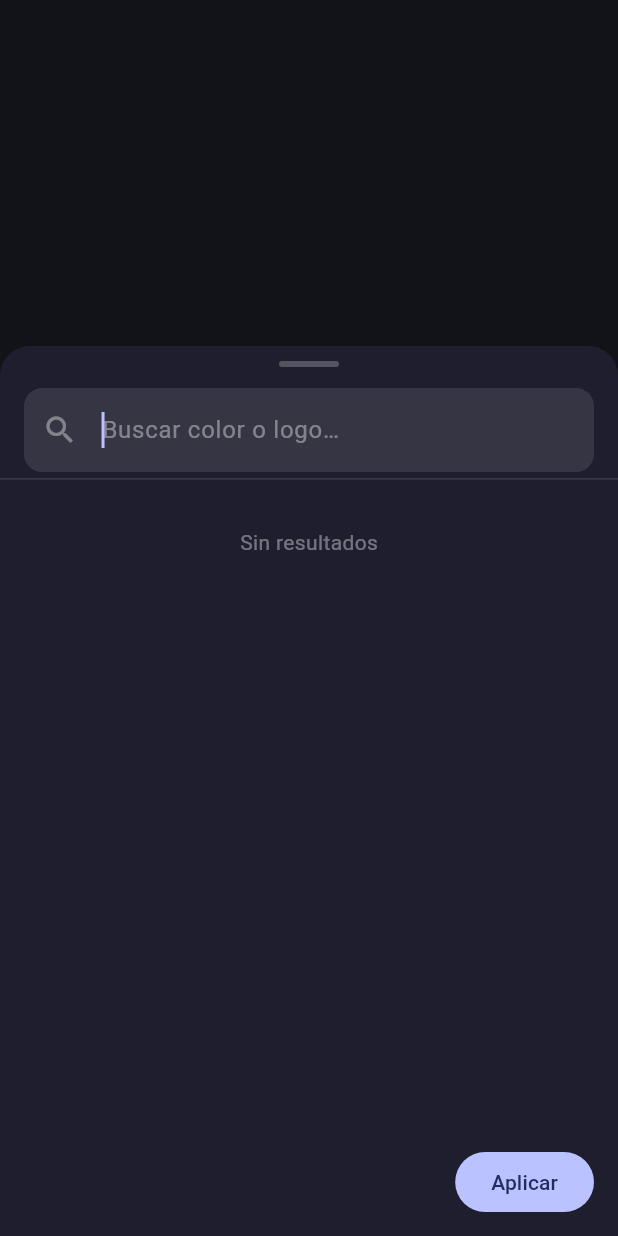
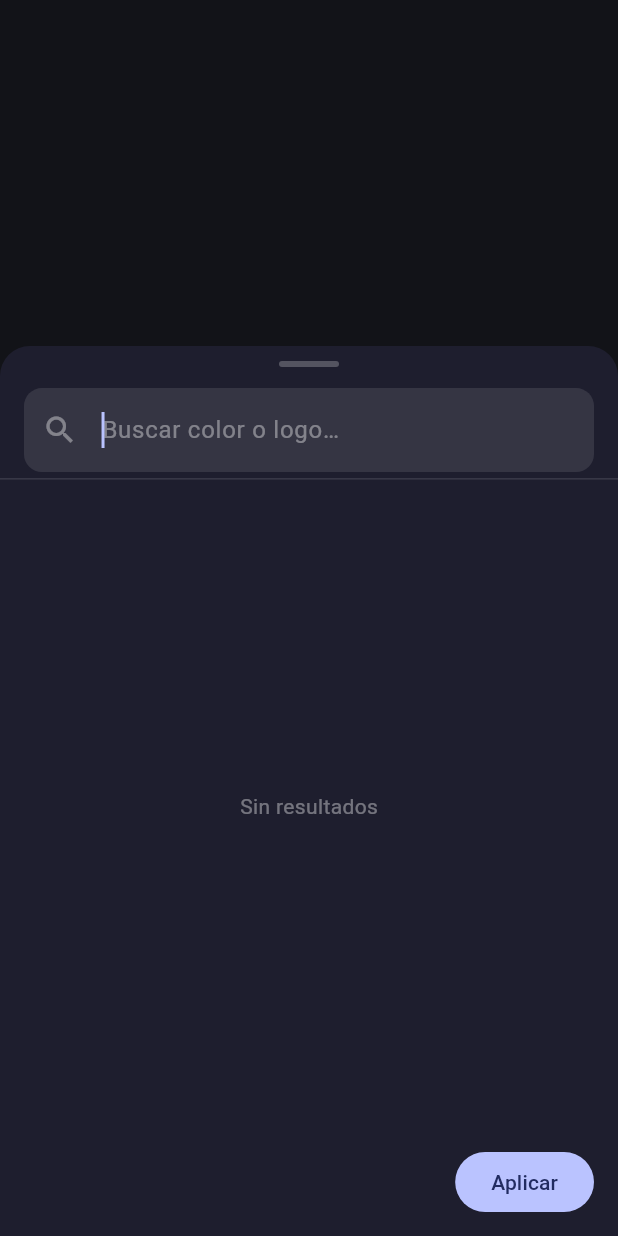
Before and after one commit to MarceloFerreiro/PERK-ID, a Flutter app: the _FilterSheet widget shown alone on an empty page, opened directly with empty values, on a phone screen of 412 x 824 dp. Run offline on Flutter 3.47's test engine with Material 3 defaults, Android fonts, the light colour scheme and no system bars; our stand-ins replace camera, image_picker, shared_preferences; accounts and stored records are empty; network calls fail.

Commit message:
fix: vista de los filtros

```diff
--- a/pillsearch/lib/main.dart
+++ b/pillsearch/lib/main.dart
@@ -815,6 +815,16 @@ Widget _sectionHeader(String title, int selected) => Padding(
   ]),
 );
 
+class _FilterItem {
+  final String label;
+  final bool isHeader;
+  final bool isColor;
+  const _FilterItem._(this.label, this.isHeader, this.isColor);
+  factory _FilterItem.header(String l) => _FilterItem._(l, true,  false);
+  factory _FilterItem.color(String l)  => _FilterItem._(l, false, true);
+  factory _FilterItem.logo(String l)   => _FilterItem._(l, false, false);
+}
+
 class _FilterSheet extends StatefulWidget {
   final List<String> availableColors;
   final List<String> availableLogos;
@@ -853,6 +863,69 @@ class _FilterSheetState extends State<_FilterSheet> {
   List<String> _filter(List<String> list) {
     final q = _search.text.toLowerCase();
     return q.isEmpty ? list : list.where((s) => s.toLowerCase().contains(q)).toList();
+  }
+
+  // Flatten into a typed item list so ListView.builder renders lazily
+  List<_FilterItem> _buildItems(List<String> colors, List<String> logos) {
+    final items = <_FilterItem>[];
+    if (colors.isNotEmpty) {
+      items.add(_FilterItem.header('Colores'));
+      items.addAll(colors.map((c) => _FilterItem.color(c)));
+    }
+    if (logos.isNotEmpty) {
+      items.add(_FilterItem.header('Logos'));
+      items.addAll(logos.map((l) => _FilterItem.logo(l)));
+    }
+    return items;
+  }
+
+  Widget _buildList(ScrollController ctrl, List<String> colors, List<String> logos) {
+    if (colors.isEmpty && logos.isEmpty) {
+      return const Center(
+        child: Text('Sin resultados', style: TextStyle(color: Colors.white38)),
+      );
+    }
+    final items = _buildItems(colors, logos);
+    return ListView.builder(
+      controller: ctrl,
+      itemCount: items.length + 1, // +1 for bottom padding
+      itemBuilder: (_, i) {
+        if (i == items.length) return const SizedBox(height: 80);
+        final item = items[i];
+        if (item.isHeader) {
+          return _sectionHeader(
+            item.label,
+            item.label == 'Colores' ? _selColors.length : _selLogos.length,
+          );
+        }
+        if (item.isColor) {
+          final c = item.label;
+          return CheckboxListTile(
+            dense: true,
+            value: _selColors.contains(c),
+            onChanged: (v) => setState(() => v! ? _selColors.add(c) : _selColors.remove(c)),
+            title: Row(children: [
+              _colorDot(c),
+              const SizedBox(width: 10),
+              Text(c, style: const TextStyle(color: Colors.white)),
+            ]),
+            activeColor: Colors.indigo,
+            checkColor: Colors.white,
+            side: const BorderSide(color: Colors.white24),
+          );
+        }
+        final l = item.label;
+        return CheckboxListTile(
+          dense: true,
+          value: _selLogos.contains(l),
+          onChanged: (v) => setState(() => v! ? _selLogos.add(l) : _selLogos.remove(l)),
+          title: Text(l, style: const TextStyle(color: Colors.white)),
+          activeColor: Colors.indigo,
+          checkColor: Colors.white,
+          side: const BorderSide(color: Colors.white24),
+        );
+      },
+    );
   }
 
   @override
@@ -903,47 +976,7 @@ class _FilterSheetState extends State<_FilterSheet> {
           ),
           const Divider(height: 1, color: Colors.white12),
           Expanded(
-            child: ListView(controller: ctrl, children: [
-              if (filteredColors.isNotEmpty) ...[
-                _sectionHeader('Colores', _selColors.length),
-                ...filteredColors.map((c) => CheckboxListTile(
-                  dense: true,
-                  value: _selColors.contains(c),
-                  onChanged: (v) => setState(
-                      () => v! ? _selColors.add(c) : _selColors.remove(c)),
-                  title: Row(children: [
-                    _colorDot(c),
-                    const SizedBox(width: 10),
-                    Text(c, style: const TextStyle(color: Colors.white)),
-                  ]),
-                  activeColor: Colors.indigo,
-                  checkColor: Colors.white,
-                  side: const BorderSide(color: Colors.white24),
-                )),
-              ],
-              if (filteredLogos.isNotEmpty) ...[
-                _sectionHeader('Logos', _selLogos.length),
-                ...filteredLogos.map((l) => CheckboxListTile(
-                  dense: true,
-                  value: _selLogos.contains(l),
-                  onChanged: (v) => setState(
-                      () => v! ? _selLogos.add(l) : _selLogos.remove(l)),
-                  title: Text(l, style: const TextStyle(color: Colors.white)),
-                  activeColor: Colors.indigo,
-                  checkColor: Colors.white,
-                  side: const BorderSide(color: Colors.white24),
-                )),
-              ],
-              if (filteredColors.isEmpty && filteredLogos.isEmpty)
-                const Padding(
-                  padding: EdgeInsets.all(32),
-                  child: Center(
-                    child: Text('Sin resultados',
-                        style: TextStyle(color: Colors.white38)),
-                  ),
-                ),
-              const SizedBox(height: 80),
-            ]),
+            child: _buildList(ctrl, filteredColors, filteredLogos),
           ),
           SafeArea(
             child: Padding(
```
